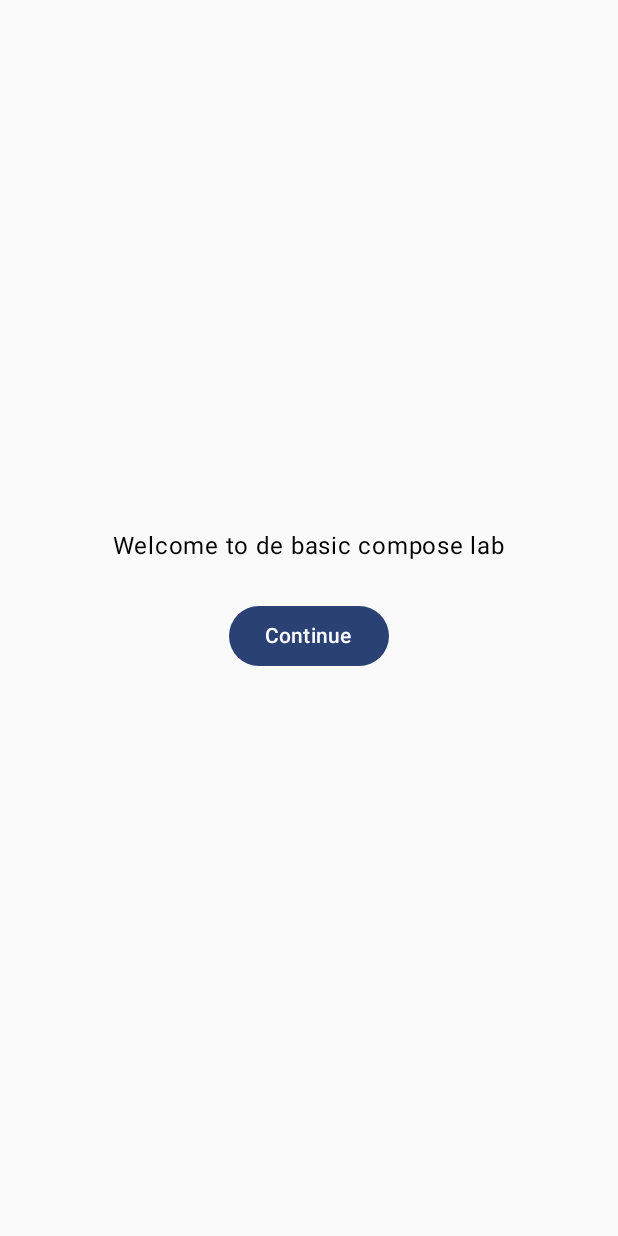
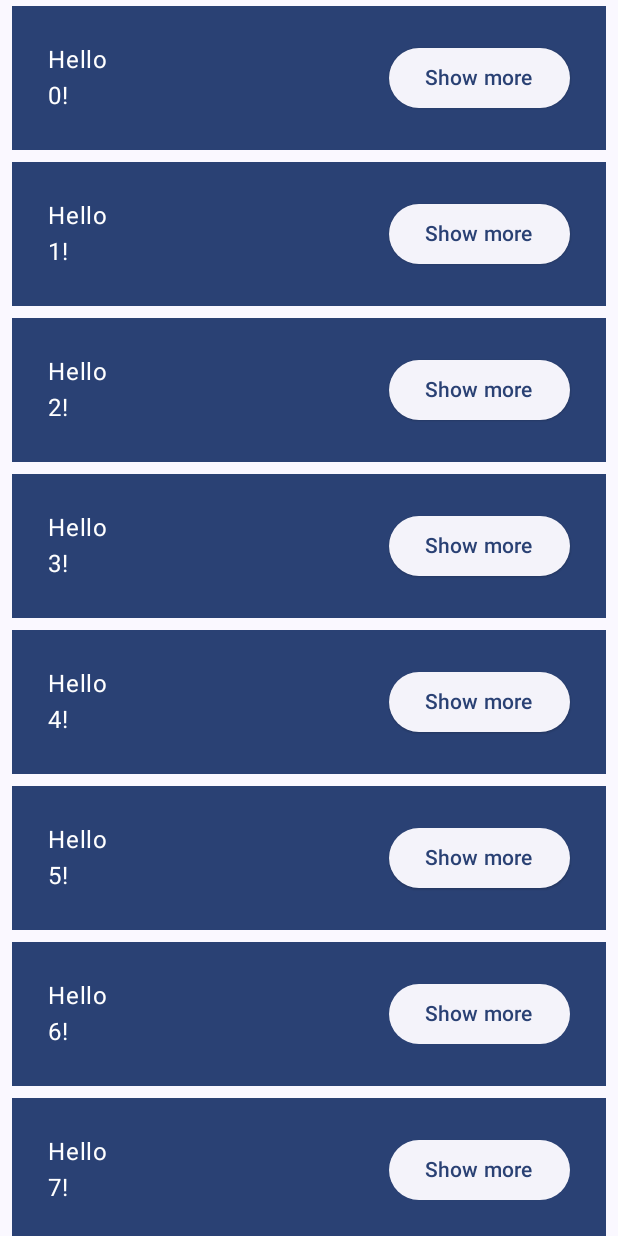
Before and after one commit to profe-givox/TI2A-PROGR-MOVILI-AD2024, an Android app built with Jetpack Compose: the screen it shows after launch (MainActivity), after a tap on "Continue", on a phone screen of 412 x 824 dp. Run offline under Robolectric (Android 15) with nearby library versions, the phone set to English and light mode, and no system bars.

```diff
--- a/MiHolaMundo/app/src/main/java/net/ivanvega/miholamundo/MainActivity.kt
+++ b/MiHolaMundo/app/src/main/java/net/ivanvega/miholamundo/MainActivity.kt
@@ -11,6 +11,8 @@ import androidx.compose.foundation.layout.Row
 import androidx.compose.foundation.layout.fillMaxSize
 import androidx.compose.foundation.layout.fillMaxWidth
 import androidx.compose.foundation.layout.padding
+import androidx.compose.foundation.lazy.LazyColumn
+import androidx.compose.foundation.lazy.items
 import androidx.compose.material3.Button
 import androidx.compose.material3.ElevatedButton
 import androidx.compose.material3.MaterialTheme
@@ -41,8 +43,10 @@ class MainActivity : ComponentActivity() {
 }
 
 @Composable
-fun OnboardingScreen (modifier: Modifier = Modifier){
-    var  shouldShowOnboarding: MutableState<Boolean> = remember {
+fun OnboardingScreen (modifier: Modifier = Modifier,
+                      onContinueClick: ()-> Unit
+                      ){
+    var  shouldShowOnboarding: MutableState<Boolean>  = remember {
         mutableStateOf(true)
     }
     Column (
@@ -52,13 +56,27 @@ fun OnboardingScreen (modifier: Modifier = Modifier){
         ) {
         Text(text = "Welcome to de basic compose lab")
         Button(modifier = Modifier.padding(vertical = 24.dp) ,
-            onClick = {
-                 shouldShowOnboarding.value = false
-                /*TODO*/ }) {
+            onClick = onContinueClick
+           ) {
             Text(text = "Continue")
         }
     }
 
+}
+
+@Composable
+fun Greetings(modifier: Modifier,
+              names: List<String> = List(1000,
+                  init = {
+                      "$it"
+                  }
+               )
+){
+    LazyColumn {
+        items(items = names){
+           Greeting(name = it)
+        }
+    }
 }
 
 @Composable
@@ -101,20 +119,32 @@ fun Greeting(name: String, modifier: Modifier = Modifier) {
 }
 @Composable
 fun MyApp(modifier: Modifier = Modifier,
-          names: List<String> = listOf("World", "Android", "Compose")
+          names: List<String> = listOf("World", "Android", "Compose","oTRO", "maS", "mAS OTRO")
 ){
-    /*Surface(modifier=modifier,
+    var  shouldShowOnboarding: MutableState<Boolean> = remember {
+        mutableStateOf(true)
+    }
+
+    Surface(modifier=modifier,
         color = MaterialTheme.colorScheme.background) {
-        Greeting(name = "PerroNegro")
-    }*/
+        if (shouldShowOnboarding.value) {
+            OnboardingScreen(onContinueClick = {
+                shouldShowOnboarding.value = false
+            })
+        } else {
+            /*Column(modifier = modifier.padding(vertical = 20.dp)) {
+                for (name in names) {
+                    Greeting(name = name)
+                }
+            }*/
+            Greetings(modifier = modifier)
+        }
+    }
 
-    OnboardingScreen()
 
-    /*Column (modifier = modifier.padding(vertical = 20.dp)) {
-       for(name in names){
-           Greeting(name = name)
-       }
-    }*/
+    //OnboardingScreen()
+
+
 }
 @Preview(showBackground = true)
 @Composable
@@ -130,6 +160,6 @@ fun GreetingPreview() {
 @Composable
 fun PreviewOnborading(){
     MiHolaMundoTheme {
-        OnboardingScreen()
+        //OnboardingScreen()
     }
 }
```
